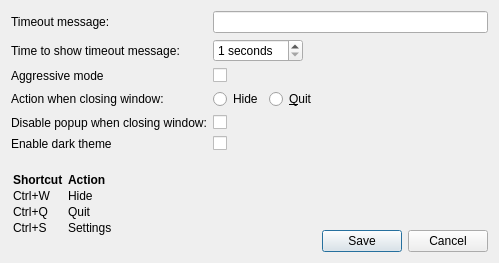
Old version of the form src/settingswidget.ui in the repository Granddave/Stretch-timer.
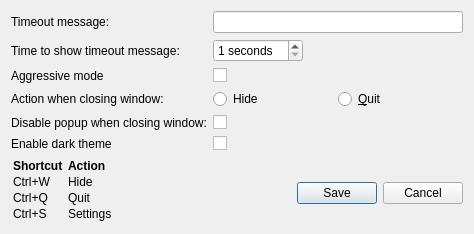
New version of the form.

Diff of the .ui file:
```diff
--- a/src/settingswidget.ui
+++ b/src/settingswidget.ui
@@ -2,29 +2,9 @@
 <ui version="4.0">
  <class>SettingsWidget</class>
  <widget class="QDialog" name="SettingsWidget">
-  <property name="geometry">
-   <rect>
-    <x>0</x>
-    <y>0</y>
-    <width>499</width>
-    <height>263</height>
-   </rect>
-  </property>
-  <property name="sizePolicy">
-   <sizepolicy hsizetype="Preferred" vsizetype="Preferred">
-    <horstretch>0</horstretch>
-    <verstretch>0</verstretch>
-   </sizepolicy>
-  </property>
-  <property name="mouseTracking">
-   <bool>false</bool>
-  </property>
   <property name="windowTitle">
    <string>Settings</string>
   </property>
-  <property name="sizeGripEnabled">
-   <bool>false</bool>
-  </property>
   <layout class="QGridLayout" name="gridLayout">
    <item row="0" column="0">
     <layout class="QFormLayout" name="formLayout">
@@ -140,12 +120,6 @@
          <property name="orientation">
           <enum>Qt::Horizontal</enum>
          </property>
-         <property name="sizeHint" stdset="0">
-          <size>
-           <width>40</width>
-           <height>20</height>
-          </size>
-         </property>
         </spacer>
        </item>
       </layout>
@@ -203,37 +177,15 @@
 &lt;tr&gt;&lt;td&gt;&lt;p&gt;Ctrl+Q&lt;/p&gt;&lt;/td&gt;&lt;td&gt;&lt;p&gt;Quit&lt;/p&gt;&lt;/td&gt;&lt;/tr&gt;
 &lt;tr&gt;&lt;td&gt;&lt;p&gt;Ctrl+S&lt;/p&gt;&lt;/td&gt;&lt;td&gt;&lt;p&gt;Settings&lt;/p&gt;&lt;/td&gt;&lt;/tr&gt;</string>
        </property>
-       <property name="indent">
-        <number>0</number>
-       </property>
       </widget>
      </item>
      <item>
       <layout class="QVBoxLayout" name="verticalLayout">
        <item>
-        <spacer name="verticalSpacer">
-         <property name="orientation">
-          <enum>Qt::Vertical</enum>
-         </property>
-         <property name="sizeHint" stdset="0">
-          <size>
-           <width>20</width>
-           <height>40</height>
-          </size>
-         </property>
-        </spacer>
+        <spacer name="verticalSpacer"/>
        </item>
        <item>
         <widget class="QDialogButtonBox" name="buttonBox">
-         <property name="sizePolicy">
-          <sizepolicy hsizetype="Preferred" vsizetype="Fixed">
-           <horstretch>0</horstretch>
-           <verstretch>0</verstretch>
-          </sizepolicy>
-         </property>
-         <property name="orientation">
-          <enum>Qt::Horizontal</enum>
-         </property>
          <property name="standardButtons">
           <set>QDialogButtonBox::Cancel|QDialogButtonBox::Save</set>
          </property>
```
